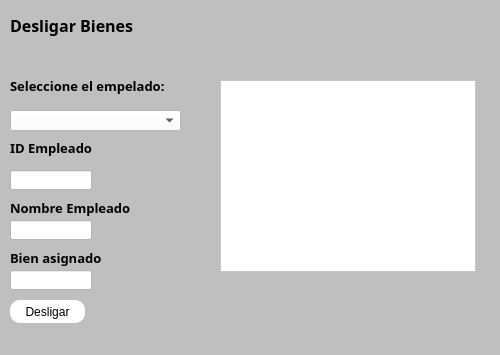
Before: the Qt Designer form src/052_desligar_bienes.ui in rvqzs/tresPatitos, drawn with Qt 5.
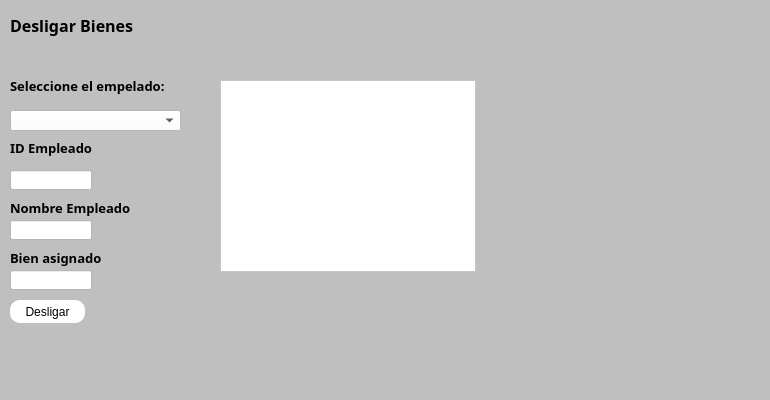
After: the same form once the commit is applied. Icons and pictures are not drawn.

What changed in the file:
```diff
--- a/src/052_desligar_bienes.ui
+++ b/src/052_desligar_bienes.ui
@@ -6,10 +6,16 @@
    <rect>
     <x>0</x>
     <y>0</y>
-    <width>500</width>
-    <height>355</height>
+    <width>770</width>
+    <height>400</height>
    </rect>
   </property>
+  <property name="minimumSize">
+   <size>
+    <width>770</width>
+    <height>400</height>
+   </size>
+  </property>
   <property name="windowTitle">
    <string>Desligar Bienes</string>
   </property>
```
